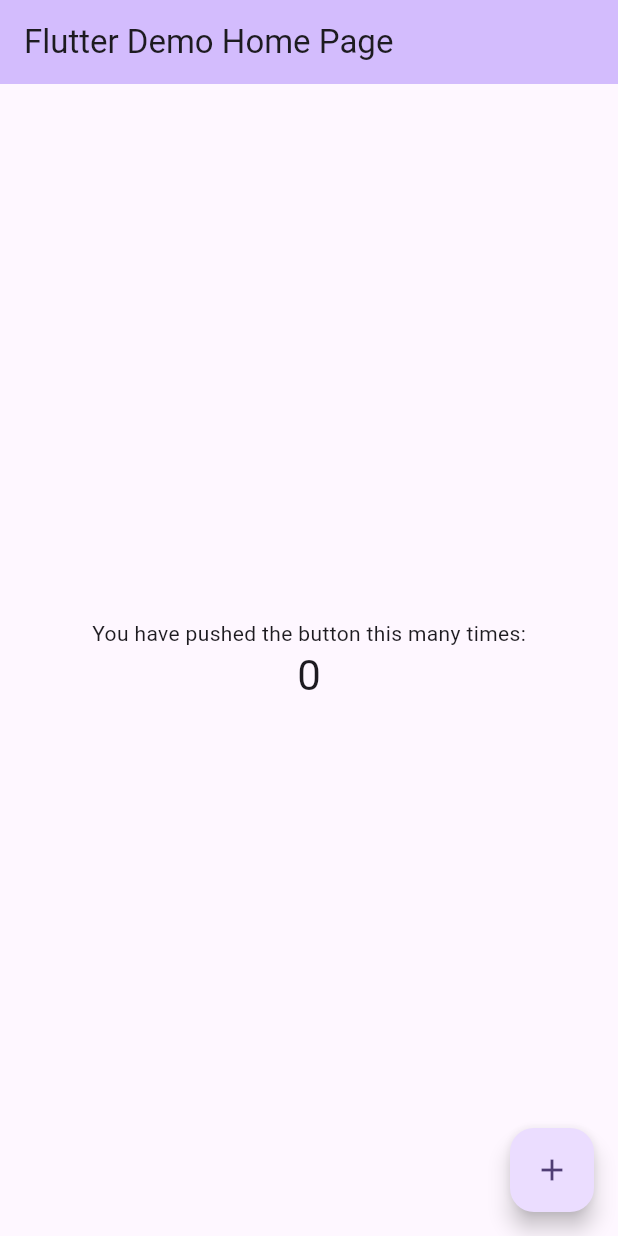
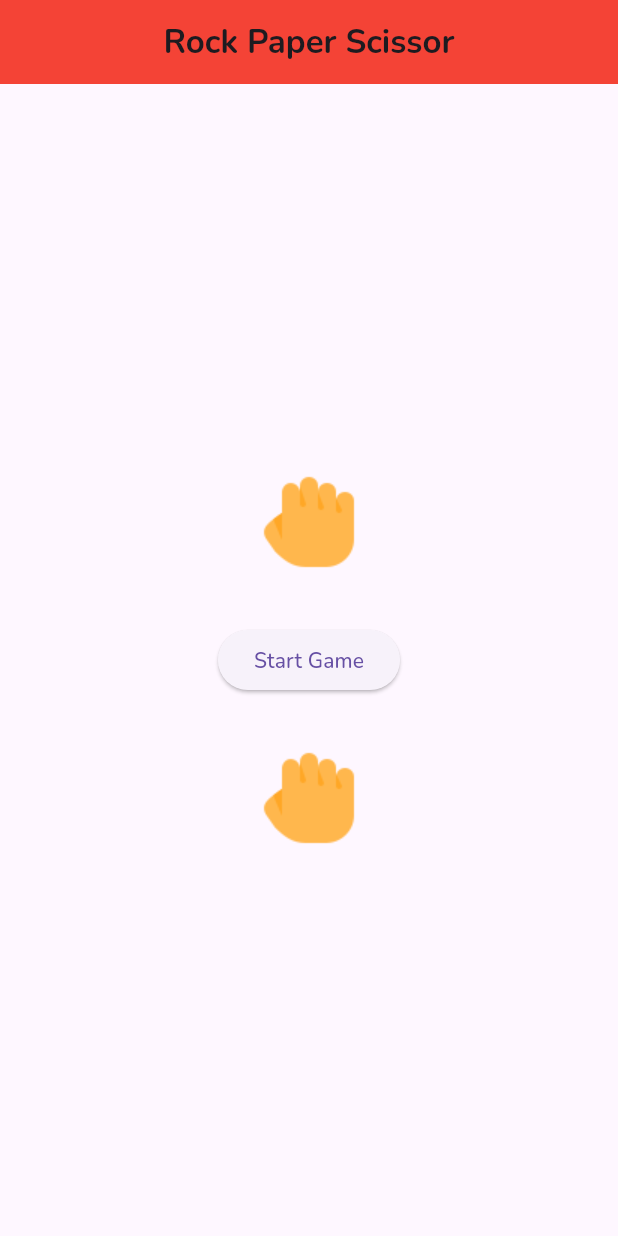
Before and after one commit to iamsaeedbm/Rock-paper-scissors, a Flutter app: the screen it shows after launch, on a phone screen of 412 x 824 dp. Run offline on Flutter 3.47's test engine with Material 3 defaults, Android fonts, the light colour scheme and no system bars; our stand-ins replace font_awesome_flutter.

Commit message:
make starter game

```diff
--- /dev/null
+++ b/lib/home_page.dart
@@ -0,0 +1,59 @@
+import 'dart:math';
+
+import 'package:flutter/material.dart';
+import 'package:font_awesome_flutter/font_awesome_flutter.dart';
+
+class HomePage extends StatefulWidget {
+  const HomePage({super.key});
+
+  @override
+  State<HomePage> createState() => _HomePageState();
+}
+
+class _HomePageState extends State<HomePage> {
+  dynamic scisserHand = FaIcon(FontAwesomeIcons.handPeace, size: 50);
+  dynamic paperHand = FaIcon(FontAwesomeIcons.hand, size: 50);
+  dynamic rockHand = FaIcon(FontAwesomeIcons.handBackFist, size: 50);
+  int handTop = 1;
+  int hantBot = 1;
+  String paperhand = 'hand';
+  @override
+  Widget build(BuildContext context) {
+    return Scaffold(
+      appBar: AppBar(
+        title: Text(
+          'Rock Paper Scissor',
+          style: TextStyle(
+            fontWeight: FontWeight.bold,
+          ),
+        ),
+        centerTitle: true,
+        backgroundColor: Colors.red,
+      ),
+      body: Center(
+        child: Column(
+          mainAxisAlignment: MainAxisAlignment.center,
+          children: [
+            Container(
+              padding: EdgeInsets.all(20),
+              child: Image(image: AssetImage('images/$handTop.png')),
+            ),
+            ElevatedButton(
+              onPressed: () {
+                setState(() {
+                  handTop = Random().nextInt(3) + 1;
+                  hantBot = Random().nextInt(3) + 1;
+                });
+              },
+              child: Text('Start Game'),
+            ),
+            Container(
+              padding: EdgeInsets.all(20),
+              child: Image(image: AssetImage('images/$hantBot.png')),
+            ),
+          ],
+        ),
+      ),
+    );
+  }
+}
--- a/lib/main.dart
+++ b/lib/main.dart
@@ -1,125 +1,19 @@
 import 'package:flutter/material.dart';
+import 'package:rps_app/home_page.dart';
 
-void main() {
-  runApp(const MyApp());
+void main(List<String> args) {
+  runApp(MyApp());
 }
 
 class MyApp extends StatelessWidget {
   const MyApp({super.key});
 
-  // This widget is the root of your application.
   @override
   Widget build(BuildContext context) {
     return MaterialApp(
-      title: 'Flutter Demo',
-      theme: ThemeData(
-        // This is the theme of your application.
-        //
-        // TRY THIS: Try running your application with "flutter run". You'll see
-        // the application has a purple toolbar. Then, without quitting the app,
-        // try changing the seedColor in the colorScheme below to Colors.green
-        // and then invoke "hot reload" (save your changes or press the "hot
-        // reload" button in a Flutter-supported IDE, or press "r" if you used
-        // the command line to start the app).
-        //
-        // Notice that the counter didn't reset back to zero; the application
-        // state is not lost during the reload. To reset the state, use hot
-        // restart instead.
-        //
-        // This works for code too, not just values: Most code changes can be
-        // tested with just a hot reload.
-        colorScheme: ColorScheme.fromSeed(seedColor: Colors.deepPurple),
-        useMaterial3: true,
-      ),
-      home: const MyHomePage(title: 'Flutter Demo Home Page'),
+      debugShowCheckedModeBanner: false,
+      theme: ThemeData(fontFamily: 'Nunito'),
+      home: HomePage(),
     );
   }
 }
-
-class MyHomePage extends StatefulWidget {
-  const MyHomePage({super.key, required this.title});
-
-  // This widget is the home page of your application. It is stateful, meaning
-  // that it has a State object (defined below) that contains fields that affect
-  // how it looks.
-
-  // This class is the configuration for the state. It holds the values (in this
-  // case the title) provided by the parent (in this case the App widget) and
-  // used by the build method of the State. Fields in a Widget subclass are
-  // always marked "final".
-
-  final String title;
-
-  @override
-  State<MyHomePage> createState() => _MyHomePageState();
-}
-
-class _MyHomePageState extends State<MyHomePage> {
-  int _counter = 0;
-
-  void _incrementCounter() {
-    setState(() {
-      // This call to setState tells the Flutter framework that something has
-      // changed in this State, which causes it to rerun the build method below
-      // so that the display can reflect the updated values. If we changed
-      // _counter without calling setState(), then the build method would not be
-      // called again, and so nothing would appear to happen.
-      _counter++;
-    });
-  }
-
-  @override
-  Widget build(BuildContext context) {
-    // This method is rerun every time setState is called, for instance as done
-    // by the _incrementCounter method above.
-    //
-    // The Flutter framework has been optimized to make rerunning build methods
-    // fast, so that you can just rebuild anything that needs updating rather
-    // than having to individually change instances of widgets.
-    return Scaffold(
-      appBar: AppBar(
-        // TRY THIS: Try changing the color here to a specific color (to
-        // Colors.amber, perhaps?) and trigger a hot reload to see the AppBar
-        // change color while the other colors stay the same.
-        backgroundColor: Theme.of(context).colorScheme.inversePrimary,
-        // Here we take the value from the MyHomePage object that was created by
-        // the App.build method, and use it to set our appbar title.
-        title: Text(widget.title),
-      ),
-      body: Center(
-        // Center is a layout widget. It takes a single child and positions it
-        // in the middle of the parent.
-        child: Column(
-          // Column is also a layout widget. It takes a list of children and
-          // arranges them vertically. By default, it sizes itself to fit its
-          // children horizontally, and tries to be as tall as its parent.
-          //
-          // Column has various properties to control how it sizes itself and
-          // how it positions its children. Here we use mainAxisAlignment to
-          // center the children vertically; the main axis here is the vertical
-          // axis because Columns are vertical (the cross axis would be
-          // horizontal).
-          //
-          // TRY THIS: Invoke "debug painting" (choose the "Toggle Debug Paint"
-          // action in the IDE, or press "p" in the console), to see the
-          // wireframe for each widget.
-          mainAxisAlignment: MainAxisAlignment.center,
-          children: <Widget>[
-            const Text(
-              'You have pushed the button this many times:',
-            ),
-            Text(
-              '$_counter',
-              style: Theme.of(context).textTheme.headlineMedium,
-            ),
-          ],
-        ),
-      ),
-      floatingActionButton: FloatingActionButton(
-        onPressed: _incrementCounter,
-        tooltip: 'Increment',
-        child: const Icon(Icons.add),
-      ), // This trailing comma makes auto-formatting nicer for build methods.
-    );
-  }
-}
```
Also changed, not shown: pubspec.yaml (+7 -6 lines), fonts/Nunito.ttf (added), images/1.png (added), images/2.png (added), images/3.png (added), pubspec.lock.
